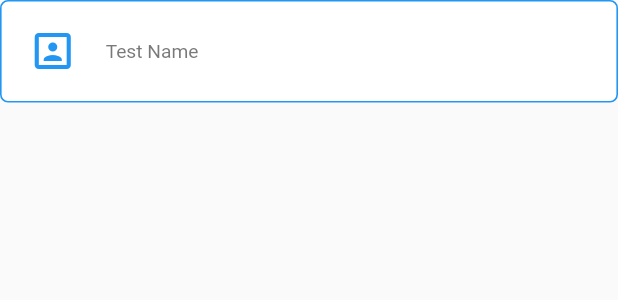
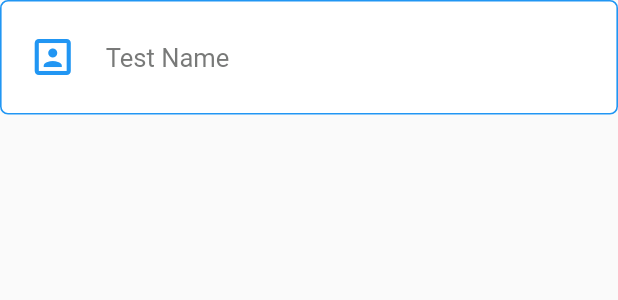
Before and after one commit to Manishcs076/mock_test, a Flutter app: the DefaultTextFormField widget shown alone on an empty page, opened directly, on a phone screen of 412 x 824 dp. Shown: the top 300 px of the screen. Run offline on Flutter 3.47's test engine with Material 2 defaults, Android fonts, the light colour scheme and no system bars; our stand-ins replace flutter_screenutil, get, get_it, hive, hive_flutter, jiffy; accounts and stored records are empty; network calls fail.

Commit message:
testing_3

```diff
--- a/lib/main.dart
+++ b/lib/main.dart
@@ -31,7 +31,6 @@ class MyApp extends StatelessWidget {
 
   @override
   Widget build(BuildContext context) {
-    basicController.getTopicData();
     Get.put(BasicController());
     return ScreenUtilInit(
       designSize: const Size(360, 772),
--- a/lib/ui/widgets/default_text_form_field.dart
+++ b/lib/ui/widgets/default_text_form_field.dart
@@ -76,7 +76,7 @@ class _DefaultTextFormFieldState extends State<DefaultTextFormField> {
 
       maxLength: widget.maxLength,
       style: TextStyle(
-        fontSize: 12.sp,
+        fontSize: 18.sp,
         color: const Color.fromARGB(
           204,
           18,
@@ -97,7 +97,7 @@ class _DefaultTextFormFieldState extends State<DefaultTextFormField> {
         contentPadding: widget.contentPadding,
         hintText: widget.hintText,
         hintStyle: TextStyle(
-          fontSize: 12.sp,
+          fontSize: 16.sp,
           color: const Color.fromARGB(
             204,
             86,
```
